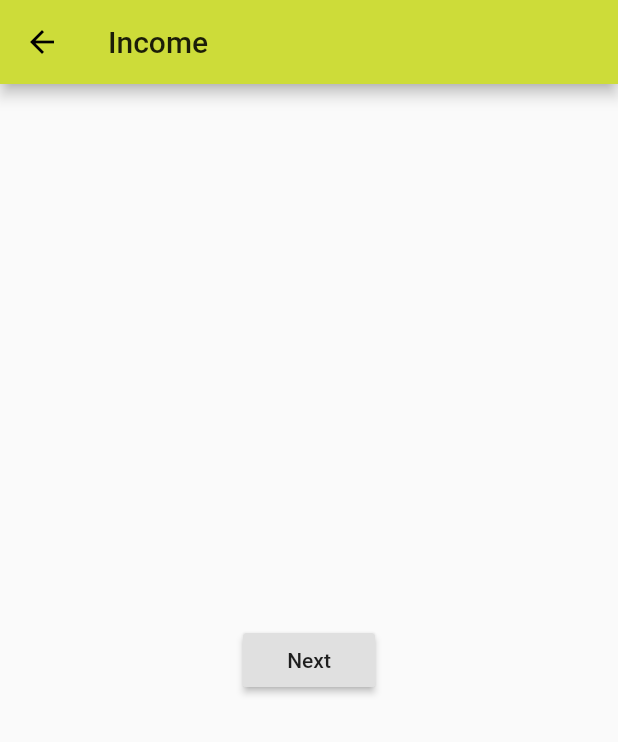
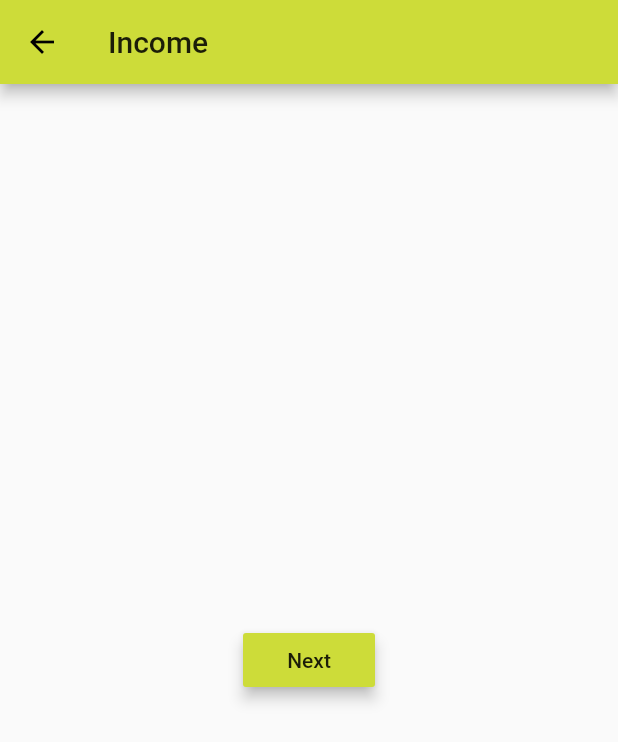
Before and after one commit to odaridavid/Fise, a Flutter app: the screen it shows after launch, after a tap on "OK", on a phone screen of 412 x 824 dp. Shown: the top 742 px of the screen. Run offline on Flutter 3.47's test engine with Material 2 defaults, Android fonts, the phone set to English and light mode, and no system bars.

```diff
--- a/lib/main.dart
+++ b/lib/main.dart
@@ -1,4 +1,5 @@
 import 'package:flutter/material.dart';
+import 'slide_right_transition.dart';
 
 void main() => runApp(MyApp());
 
@@ -66,10 +67,8 @@ class _FiseHomePageState extends State<FiseHomePage> {
                             ),
                           ),
                           onPressed: () {
-                            Navigator.push(
-                                context,
-                                MaterialPageRoute(
-                                    builder: (context) => IncomeSurveyRoute()));
+                            Navigator.push(context,
+                                SlideRightRoute(widget: IncomeSurveyRoute()));
                           },
                         ),
                       ],
@@ -92,12 +91,13 @@ class IncomeSurveyRoute extends StatelessWidget {
       ),
       body: Center(
         child: RaisedButton(
-          child: Text('Next'),
+          child: const Text('Next'),
+          color: Theme.of(context).accentColor,
+          elevation: 4.0,
+          splashColor: Colors.lightGreen,
           onPressed: () {
             Navigator.push(
-                context,
-                MaterialPageRoute(
-                    builder: (context) => HouseholdIncomeSurveyRoute()));
+                context, SlideRightRoute(widget: HouseholdIncomeSurveyRoute()));
           },
         ),
       ),
@@ -114,6 +114,9 @@ class HouseholdIncomeSurveyRoute extends StatelessWidget {
       ),
       body: Center(
         child: RaisedButton(
+          color: Theme.of(context).accentColor,
+          elevation: 4.0,
+          splashColor: Colors.lightGreen,
           onPressed: () {
             // Navigate back to first route when tapped.
           },
--- /dev/null
+++ b/lib/slide_right_transition.dart
@@ -0,0 +1,22 @@
+import 'package:flutter/material.dart';
+
+class SlideRightRoute extends PageRouteBuilder {
+  final Widget widget;
+
+  SlideRightRoute({this.widget})
+      : super(pageBuilder: (BuildContext context, Animation<double> animation,
+            Animation<double> secondaryAnimation) {
+          return widget;
+        }, transitionsBuilder: (BuildContext context,
+            Animation<double> animation,
+            Animation<double> secondaryAnimation,
+            Widget child) {
+          return new SlideTransition(
+            position: new Tween<Offset>(
+              begin: const Offset(-1.0, 0.0),
+              end: Offset.zero,
+            ).animate(animation),
+            child: child,
+          );
+        });
+}
```
